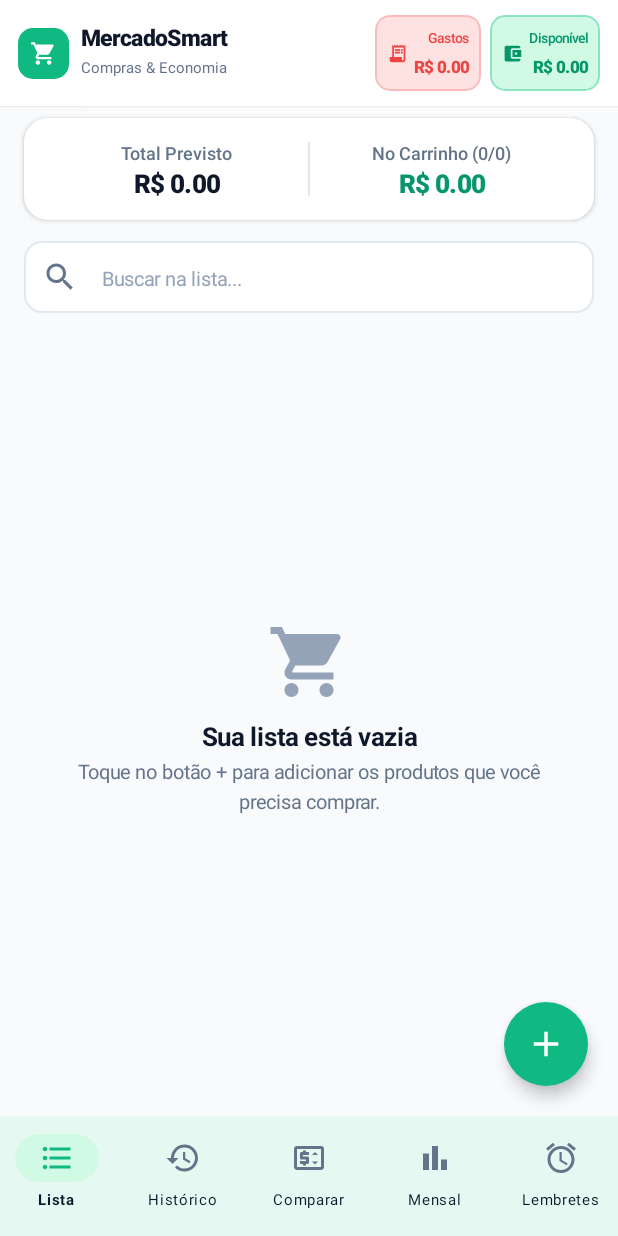
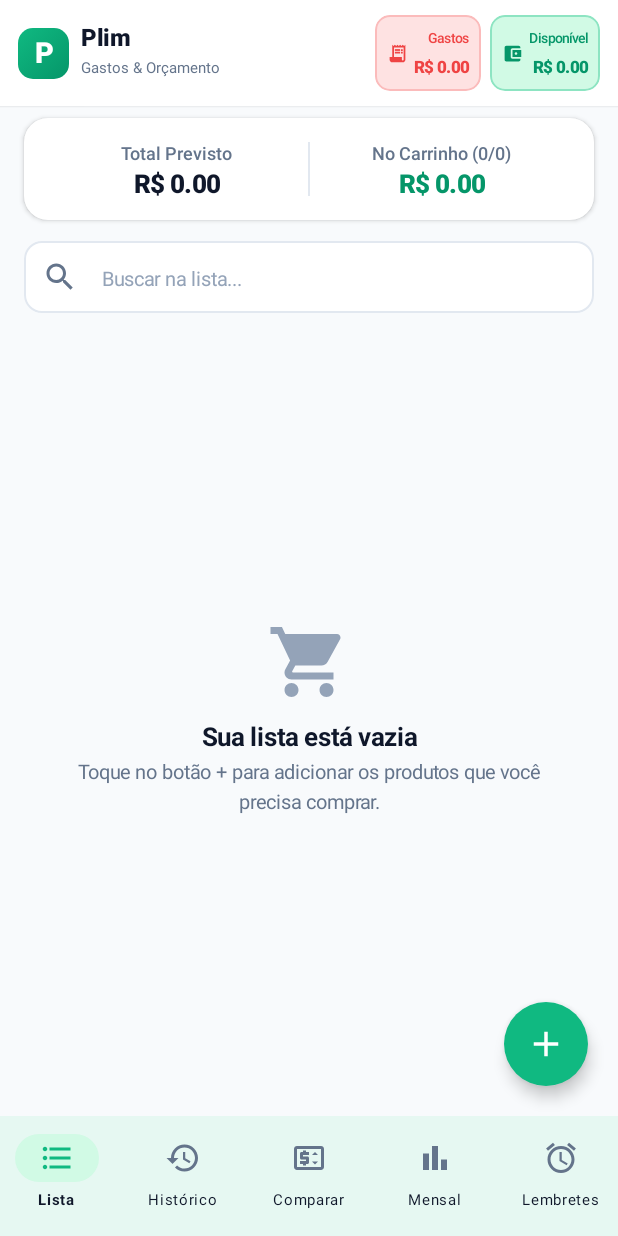
Before and after one commit to gabcoello/cabo-app, an Android app built with Jetpack Compose: the screen it shows after launch (MainActivity), on a phone screen of 412 x 824 dp. Run offline under Robolectric (Android 15) with nearby library versions, the phone set to English and light mode, and no system bars; our stand-ins replace Room's generated code.

Commit message:
feat(branding): redefine marca para Plim com novo icone adaptativo e cabecalho

```diff
--- a/app/src/main/java/com/mercadosmart/MainActivity.kt
+++ b/app/src/main/java/com/mercadosmart/MainActivity.kt
@@ -118,25 +118,35 @@ class MainActivity : ComponentActivity() {
                                         modifier = Modifier
                                             .size(34.dp)
                                             .clip(RoundedCornerShape(10.dp))
-                                            .background(Primary),
+                                            .background(
+                                                androidx.compose.ui.graphics.Brush.linearGradient(
+                                                    listOf(Primary, PrimaryDark)
+                                                )
+                                            ),
                                         contentAlignment = Alignment.Center
                                     ) {
-                                        Icon(Icons.Default.ShoppingCart, contentDescription = null, tint = Color.White, modifier = Modifier.size(18.dp))
+                                        Text(
+                                            "P",
+                                            fontWeight = FontWeight.Black,
+                                            fontSize = 19.sp,
+                                            color = Color.White
+                                        )
                                     }
 
                                     Spacer(modifier = Modifier.width(8.dp))
 
                                     Column {
                                         Text(
-                                            "MercadoSmart",
+                                            "Plim",
                                             fontWeight = FontWeight.ExtraBold,
-                                            fontSize = 15.sp,
+                                            fontSize = 16.sp,
+                                            letterSpacing = (-0.3).sp,
                                             color = TextPrimary,
                                             maxLines = 1,
                                             overflow = TextOverflow.Ellipsis
                                         )
                                         Text(
-                                            "Compras & Economia",
+                                            "Gastos & Orçamento",
                                             fontSize = 10.sp,
                                             color = TextSecondary,
                                             maxLines = 1,
--- a/app/src/main/res/values/strings.xml
+++ b/app/src/main/res/values/strings.xml
@@ -1,5 +1,5 @@
 <resources>
-    <string name="app_name">MercadoSmart</string>
-    <string name="notification_channel_name">Lembretes de Compras</string>
-    <string name="notification_channel_desc">Alertas sonoros para lembretes de compras programados</string>
+    <string name="app_name">Plim</string>
+    <string name="notification_channel_name">Notificações do Plim</string>
+    <string name="notification_channel_desc">Alertas de recarga de saldo e lembretes de gastos do Plim</string>
 </resources>
```
Also changed, not shown: app/src/main/res/drawable/ic_launcher_background.xml (+6 -1 lines), app/src/main/res/drawable/ic_launcher_foreground.xml (+29 -7 lines).
